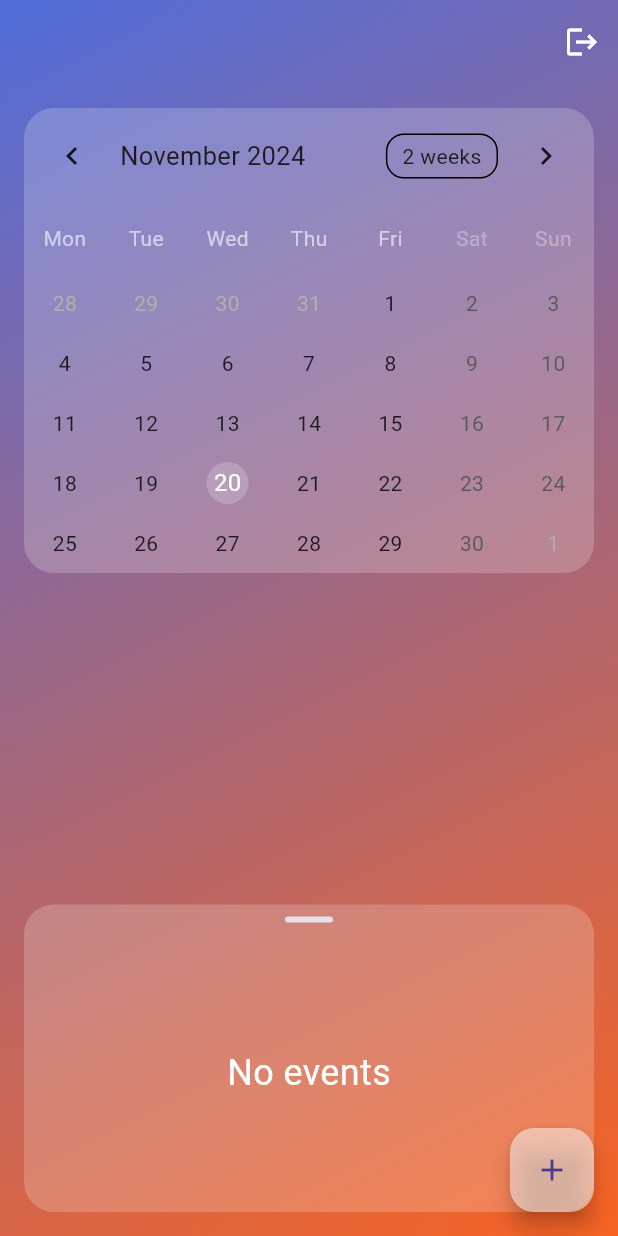
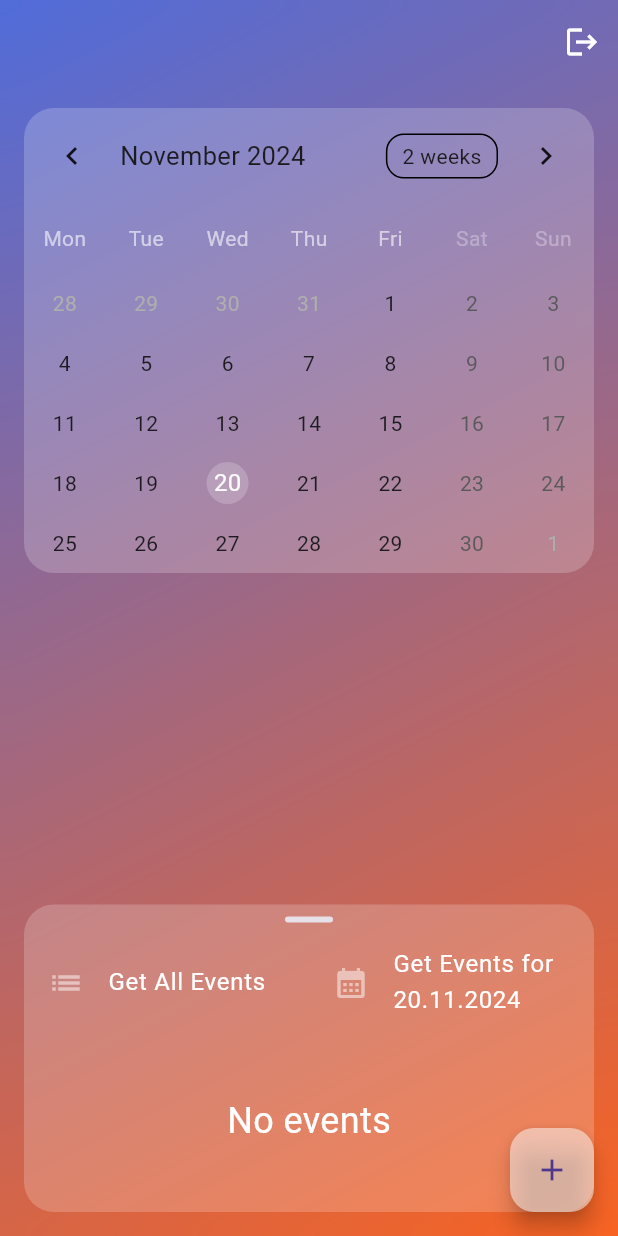
Before and after one commit to Abzal-code/my-schedule, a Flutter app: the ScheduleScreen screen opened by its route, on a phone screen of 412 x 824 dp. Run offline on Flutter 3.47's test engine with Material 3 defaults, Android fonts, the phone set to English and light mode, and no system bars; drawn by our look-alikes of table_calendar; our stand-ins replace bloc, bloc_concurrency, cloud_firestore, equatable, firebase_auth, firebase_core and 4 more; accounts and stored records are empty.

Commit message:
add choose methos of get events

```diff
--- a/lib/core/router/app_router.dart
+++ b/lib/core/router/app_router.dart
@@ -57,12 +57,12 @@ class AppRouter {
       GoRoute(
         path: Routes.signIn,
         name: 'signIn',
-        builder: (context, state) => SignInScreen(),
+        builder: (context, state) => const SignInScreen(),
       ),
       GoRoute(
         path: Routes.signUp,
         name: 'signUp',
-        builder: (context, state) => SignUpScreen(),
+        builder: (context, state) => const SignUpScreen(),
       ),
       GoRoute(
         path: Routes.schedule,
--- a/lib/core/services/firestore/firestore_service.dart
+++ b/lib/core/services/firestore/firestore_service.dart
@@ -73,9 +73,10 @@ class FirestoreServiceImpl extends FirestoreService {
 
   @override
   Stream<List<EventEntity>> getEventsByDate(DateTime date) {
-    print('Start getting events by date from service');
+    final eventDate = DateTime(date.year, date.month, date.day);
+    print('Start getting events by date from service $eventDate');
     return _eventsCollection
-        .where('eventDate', isEqualTo: date)
+        .where('eventDate', isEqualTo: eventDate)
         .snapshots()
         .map((snapshot) => snapshot.docs
             .map(
--- a/lib/core/utils/helpers.dart
+++ b/lib/core/utils/helpers.dart
@@ -7,19 +7,14 @@ class DateHelper {
   static String formatDate(
     DateTime date, {
     String format = 'dd.MM.yyyy',
-  }) {
-    // Используем пакет intl для форматирования дат.
-    return '${date.day.toString().padLeft(2, '0')}.${date.month.toString().padLeft(2, '0')}.${date.year.toString().padLeft(4, '0')}';
-  }
+  }) =>
+      '${date.day.toString().padLeft(2, '0')}.${date.month.toString().padLeft(2, '0')}.${date.year.toString().padLeft(4, '0')}';
 
-  /// Форматирует дату в строку по указанному шаблону.
   static String formatTime(
     DateTime date, {
-    String format = 'HH:mm:ss',
-  }) {
-    // Используем пакет intl для форматирования дат.
-    return '${date.hour.toString().padLeft(2, '0')}:${date.minute.toString().padLeft(2, '0')}:${date.second.toString().padLeft(2, '0')}';
-  }
+    String format = 'HH:mm',
+  }) =>
+      '${date.hour.toString().padLeft(2, '0')}:${date.minute.toString().padLeft(2, '0')}';
 
   /// Форматирует дату в строку по указанному шаблону.
   static String formatDateTime(
@@ -27,6 +22,19 @@ class DateHelper {
     String format = 'dd/MM/yyyy HH:mm:ss',
   }) =>
       '${formatDate(date, format: format)} ${formatTime(date, format: format)}';
+
+  static TimeOfDay timeOfDayFromString(String timeString) {
+    final parts = timeString.split(':');
+    final hour = int.parse(parts[0]);
+    final minute = int.parse(parts[1]);
+    return TimeOfDay(hour: hour, minute: minute);
+  }
+
+  static String timeOfDayToString(TimeOfDay time) =>
+      '${time.hour.toString().padLeft(2, '0')}:${time.minute.toString().padLeft(2, '0')}';
+
+  static DateTime toDateTime(DateTime date) =>
+      DateTime(date.year, date.month, date.day);
 }
 
 class StringHelper {
--- a/lib/features/auth/presentation/bloc/auth_bloc.dart
+++ b/lib/features/auth/presentation/bloc/auth_bloc.dart
@@ -50,6 +50,7 @@ class AuthBloc extends BaseBloc<AuthEvent, AuthState> {
 
   Future<void> _signUp(_SignUpEvent event, Emitter<AuthState> emit) async {
     emit(const AuthState.loading());
+    print('signUp');
     try {
       await _signUpUseCase
           .call(AuthParams(email: event.email, password: event.password));
@@ -62,6 +63,7 @@ class AuthBloc extends BaseBloc<AuthEvent, AuthState> {
 
   Future<void> _signOut(Emitter<AuthState> emit) async {
     emit(const AuthState.loading());
+    print('signOut');
     try {
       await _signOutUseCase.call(const NoParams());
       emit(const AuthState.unauthenticated());
--- a/lib/features/schedule/presentation/bloc/schedule/schedule_bloc.dart
+++ b/lib/features/schedule/presentation/bloc/schedule/schedule_bloc.dart
@@ -81,7 +81,7 @@ class ScheduleBloc extends BaseBloc<ScheduleEvent, ScheduleState> {
     Emitter<ScheduleState> emit,
   ) async {
     emit(const ScheduleState.loading());
-
+    print('_getEventsByDate ${event.date}');
     try {
       await emit.forEach<List<EventEntity>>(
         _getEventsByDateUseCase.call(event.date),
@@ -96,6 +96,7 @@ class ScheduleBloc extends BaseBloc<ScheduleEvent, ScheduleState> {
     _AddEvent event,
     Emitter<ScheduleState> emit,
   ) async {
+    print('_createEvent ${event.event.id}');
     emit(const ScheduleState.loading());
     try {
       await _createEventUseCase.call(event.event);
@@ -109,6 +110,7 @@ class ScheduleBloc extends BaseBloc<ScheduleEvent, ScheduleState> {
     _UpdateEvent event,
     Emitter<ScheduleState> emit,
   ) async {
+    print('_updateEvent ${event.event.id}');
     emit(const ScheduleState.loading());
     try {
       await _updateEventUseCase.call(event.event);
@@ -122,6 +124,7 @@ class ScheduleBloc extends BaseBloc<ScheduleEvent, ScheduleState> {
     _DeleteEvent event,
     Emitter<ScheduleState> emit,
   ) async {
+    print('_deleteEvent ${event.event.id}');
     emit(const ScheduleState.loading());
     try {
       await _deleteEventUseCase.call(event.event.id!);
--- a/lib/features/schedule/presentation/pages/schedule_screen.dart
+++ b/lib/features/schedule/presentation/pages/schedule_screen.dart
@@ -2,7 +2,6 @@ import 'dart:ui';
 
 import 'package:flutter/material.dart';
 import 'package:flutter_bloc/flutter_bloc.dart';
-import 'package:my_shedule/core/di.dart';
 import 'package:my_shedule/features/auth/presentation/bloc/auth_bloc.dart';
 import 'package:my_shedule/features/schedule/domain/entities/event_entity.dart';
 import 'package:my_shedule/features/schedule/presentation/bloc/schedule/schedule_bloc.dart';
@@ -67,7 +66,7 @@ class _ScheduleScreenState extends State<ScheduleScreen> {
                         padding: const EdgeInsets.only(bottom: 16.0),
                         child: CalendarWidget(onDataChanged: _onDateSelected),
                       ),
-                      const Flexible(child: EventsInfoWindow()),
+                      Flexible(child: EventsInfoWindow(selectedDate: _selectedDate,)),
                     ],
                   ),
                 ),
--- a/lib/features/schedule/presentation/widgets/calendar_widget.dart
+++ b/lib/features/schedule/presentation/widgets/calendar_widget.dart
@@ -1,4 +1,6 @@
 import 'package:flutter/material.dart';
+import 'package:flutter_bloc/flutter_bloc.dart';
+import 'package:my_shedule/features/schedule/presentation/bloc/schedule/schedule_bloc.dart';
 import 'package:table_calendar/table_calendar.dart';
 
 class CalendarWidget extends StatefulWidget {
@@ -63,6 +65,9 @@ class _CalendarWidgetState extends State<CalendarWidget> {
         _focusedDate = focusedDate;
       });
       widget.onDataChanged(selectedDate);
+      context
+          .read<ScheduleBloc>()
+          .add(ScheduleEvent.getEventsByDate(selectedDate));
     }
   }
 
--- /dev/null
+++ b/lib/features/schedule/presentation/widgets/choose_get_events_widget.dart
@@ -0,0 +1,71 @@
+import 'package:flutter/material.dart';
+import 'package:flutter_bloc/flutter_bloc.dart';
+import 'package:my_shedule/core/utils/helpers.dart';
+import 'package:my_shedule/features/schedule/presentation/bloc/schedule/schedule_bloc.dart';
+
+class ChooseGetEvents extends StatelessWidget {
+  final DateTime selectedDate;
+  const ChooseGetEvents({super.key, required this.selectedDate});
+
+  void _getAllEvents(BuildContext context) =>
+      context.read<ScheduleBloc>().add(const ScheduleEvent.loadEvents());
+
+  void _getEventsByDate(BuildContext context) =>
+      context.read<ScheduleBloc>().add(
+            ScheduleEvent.getEventsByDate(selectedDate),
+          );
+
+  @override
+  Widget build(BuildContext context) {
+    return Row(
+      children: [
+        CustomListTile(
+          title: 'Get All Events',
+          icon: Icons.list,
+          onTap: () => _getAllEvents(context),
+        ),
+        CustomListTile(
+          title: 'Get Events for ${DateHelper.formatDate(selectedDate)}',
+          icon: Icons.calendar_month,
+          onTap: () => _getEventsByDate(context),
+        ),
+      ],
+    );
+  }
+}
+
+class CustomListTile extends StatelessWidget {
+  final String title;
+  final IconData icon;
+  final GestureTapCallback? onTap;
+
+  const CustomListTile({
+    super.key,
+    required this.title,
+    required this.icon,
+    required this.onTap,
+  });
+
+  @override
+  Widget build(BuildContext context) {
+    return Expanded(
+      child: GestureDetector(
+        onTap: onTap,
+        child: ListTile(
+          shape: RoundedRectangleBorder(
+            borderRadius: BorderRadius.circular(30),
+          ),
+          iconColor: Colors.white.withOpacity(0.5),
+          tileColor: Colors.transparent,
+          leading: Icon(
+            icon,
+          ),
+          title: Text(
+            title,
+            style: const TextStyle(color: Colors.white),
+          ),
+        ),
+      ),
+    );
+  }
+}
--- a/lib/features/schedule/presentation/widgets/events_info_window.dart
+++ b/lib/features/schedule/presentation/widgets/events_info_window.dart
@@ -1,11 +1,15 @@
 import 'package:flutter/material.dart';
 import 'package:flutter_bloc/flutter_bloc.dart';
+import 'package:my_shedule/core/utils/helpers.dart';
+import 'package:my_shedule/features/auth/presentation/widgets/custom_button.dart';
 import 'package:my_shedule/features/schedule/presentation/bloc/schedule/schedule_bloc.dart';
+import 'package:my_shedule/features/schedule/presentation/widgets/choose_get_events_widget.dart';
 import 'package:my_shedule/features/schedule/presentation/widgets/event_list.dart';
 import 'package:my_shedule/features/schedule/presentation/widgets/grabber.dart';
 
 class EventsInfoWindow extends StatefulWidget {
-  const EventsInfoWindow({super.key});
+  final DateTime selectedDate;
+  const EventsInfoWindow({super.key, required this.selectedDate});
 
   @override
   State<EventsInfoWindow> createState() => _EventsInfoWindowState();
@@ -17,8 +21,6 @@ class _EventsInfoWindowState extends State<EventsInfoWindow> {
 
   @override
   Widget build(BuildContext context) {
-    final ColorScheme colorScheme = Theme.of(context).colorScheme;
-
     return DraggableScrollableSheet(
       initialChildSize: _sheetPosition,
       builder: (BuildContext context, ScrollController scrollController) {
@@ -43,6 +45,9 @@ class _EventsInfoWindowState extends State<EventsInfoWindow> {
                   });
                 },
               ),
+              ChooseGetEvents(
+                selectedDate: DateHelper.toDateTime(widget.selectedDate),
+              ),
               Flexible(
                 child: BlocBuilder<ScheduleBloc, ScheduleState>(
                   builder: (context, state) {
@@ -51,6 +56,10 @@ class _EventsInfoWindowState extends State<EventsInfoWindow> {
                         child: CircularProgressIndicator(),
                       ),
                       loaded: (events) => EventsList(
+                        scrollController: scrollController,
+                        events: events,
+                      ),
+                      gotEventsByDate: (events) => EventsList(
                         scrollController: scrollController,
                         events: events,
                       ),
```
Also changed, not shown: lib/features/auth/presentation/screens/sign_in_screen.dart (+10 -2 lines), lib/features/auth/presentation/screens/sign_up_screen.dart (+12 -2 lines), lib/features/auth/presentation/screens/splash_screen.dart (+11 -5 lines), lib/features/schedule/domain/entities/event_entity.dart (+6 -4 lines), lib/features/schedule/presentation/widgets/create_event_dialog.dart (+7 -7 lines), lib/features/schedule/presentation/widgets/event_list.dart (+9 -8 lines).
